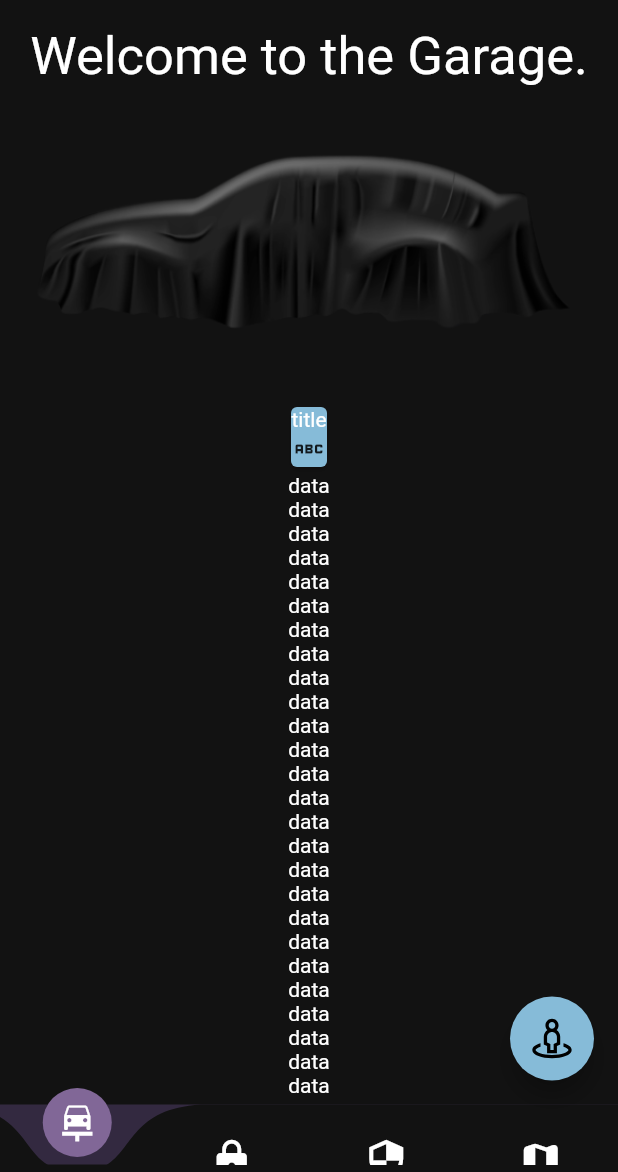
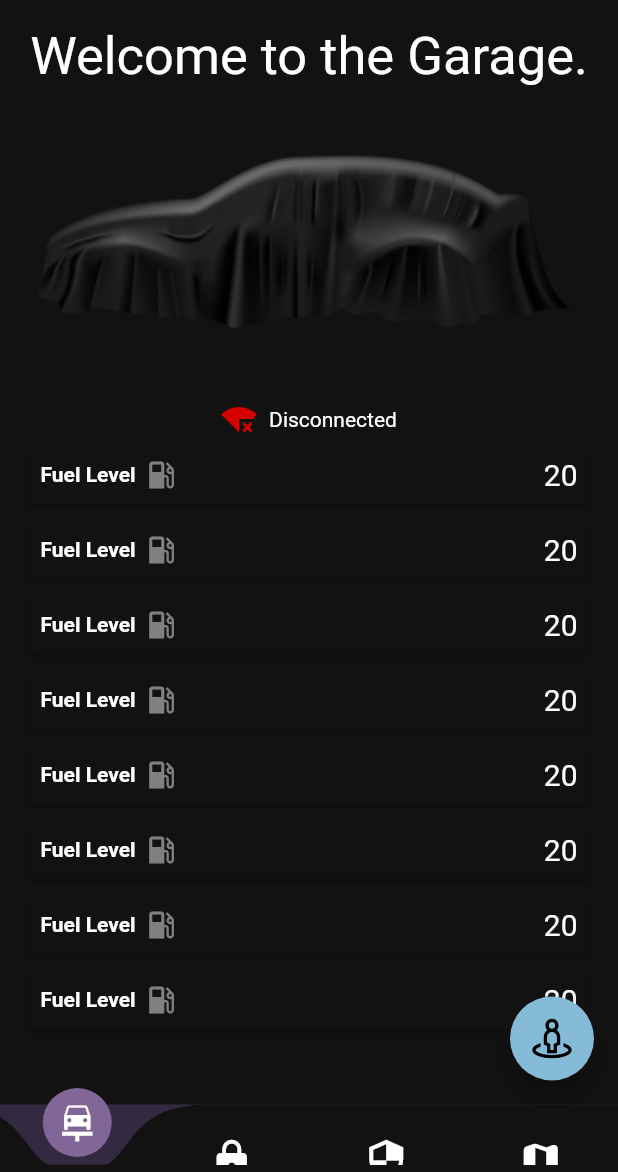
Before and after one commit to shrujanus/CEWITHack, a Flutter app: the screen it shows after launch, on a phone screen of 412 x 824 dp, the part 64-1236 px from its top. Run offline on Flutter 3.47's test engine with Material 2 defaults, Android fonts, the phone set to English and light mode, and no system bars; drawn by our look-alikes of curved_navigation_bar; our stand-ins replace flutter_svg, ionicons, line_icons; Roboto replaces fonts that are missing (Sura-Bold).

Commit message:
added gar page

```diff
--- a/lib/main.dart
+++ b/lib/main.dart
@@ -24,7 +24,7 @@ void main() {
           titleLarge: TextStyle(color: Colors.white)),
       scaffoldBackgroundColor: const Color(0xFF121212),
       primaryColor: const Color(0xFF332940),
-      cardColor: const Color(0xFF86bbd8),
+      cardColor: const Color(0xFF121212),
       appBarTheme: const AppBarTheme(
           backgroundColor: Color(0xFF121212),
           titleTextStyle: TextStyle(
--- a/lib/pages/garage.dart
+++ b/lib/pages/garage.dart
@@ -1,8 +1,11 @@
 import 'package:flutter/material.dart';
 import '../widget/info_card.dart';
+import 'package:line_icons/line_icons.dart';
+import 'package:ionicons/ionicons.dart';
 
 class garagePage extends StatelessWidget {
-  const garagePage({super.key});
+  garagePage({super.key});
+  bool isConnected = false;
 
   @override
   Widget build(BuildContext context) {
@@ -26,41 +29,102 @@ class garagePage extends StatelessWidget {
                         children: [
                           const Text('Welcome to the Garage.',
                               style: TextStyle(fontSize: 35)),
+                          Column(
+                            children: [
                               Image.asset(
                                 'assets/images/Car_gg.png',
                                 fit: BoxFit.cover,
                                 height: 250,
                                 width: 500,
+                              ),
+                              isConnected
+                                  ? Row(
+                                      mainAxisAlignment:
+                                          MainAxisAlignment.center,
+                                      children: const [
+                                        Icon(
+                                          Icons.signal_wifi_4_bar_outlined,
+                                          color: Color.fromARGB(255, 3, 186, 0),
+                                        ),
+                                        Padding(
+                                          padding: EdgeInsets.only(left: 8.0),
+                                          child: Text('Connected'),
+                                        )
+                                      ],
+                                    )
+                                  : Row(
+                                      mainAxisAlignment:
+                                          MainAxisAlignment.center,
+                                      children: const [
+                                        Icon(Icons.signal_wifi_bad_outlined,
+                                            color:
+                                                Color.fromARGB(255, 215, 0, 0)),
+                                        Padding(
+                                          padding: EdgeInsets.only(left: 8.0),
+                                          child: Text('Disconnected'),
+                                        )
+                                      ],
                                     )
                             ],
                           ),
-                      info_card(title: 'title', icon: Icon(Icons.abc)),
-                      Text('data'),
-                      Text('data'),
-                      Text('data'),
-                      Text('data'),
-                      Text('data'),
-                      Text('data'),
-                      Text('data'),
-                      Text('data'),
-                      Text('data'),
-                      Text('data'),
-                      Text('data'),
-                      Text('data'),
-                      Text('data'),
-                      Text('data'),
-                      Text('data'),
-                      Text('data'),
-                      Text('data'),
-                      Text('data'),
-                      Text('data'),
-                      Text('data'),
-                      Text('data'),
-                      Text('data'),
-                      Text('data'),
-                      Text('data'),
-                      Text('data'),
-                      Text('data'),
+                        ],
+                      ),
+                      info_card(
+                          title: 'Fuel Level',
+                          icon: const Icon(
+                            Icons.local_gas_station,
+                            color: Color(0xFF808080),
+                          ),
+                          value: '20'),
+                      info_card(
+                          title: 'Fuel Level',
+                          icon: const Icon(
+                            Icons.local_gas_station,
+                            color: Color(0xFF808080),
+                          ),
+                          value: '20'),
+                      info_card(
+                          title: 'Fuel Level',
+                          icon: const Icon(
+                            Icons.local_gas_station,
+                            color: Color(0xFF808080),
+                          ),
+                          value: '20'),
+                      info_card(
+                          title: 'Fuel Level',
+                          icon: const Icon(
+                            Icons.local_gas_station,
+                            color: Color(0xFF808080),
+                          ),
+                          value: '20'),
+                      info_card(
+                          title: 'Fuel Level',
+                          icon: const Icon(
+                            Icons.local_gas_station,
+                            color: Color(0xFF808080),
+                          ),
+                          value: '20'),
+                      info_card(
+                          title: 'Fuel Level',
+                          icon: const Icon(
+                            Icons.local_gas_station,
+                            color: Color(0xFF808080),
+                          ),
+                          value: '20'),
+                      info_card(
+                          title: 'Fuel Level',
+                          icon: const Icon(
+                            Icons.local_gas_station,
+                            color: Color(0xFF808080),
+                          ),
+                          value: '20'),
+                      info_card(
+                          title: 'Fuel Level',
+                          icon: const Icon(
+                            Icons.local_gas_station,
+                            color: Color(0xFF808080),
+                          ),
+                          value: '20'),
                     ],
                   ),
                 ),
--- a/lib/widget/info_card.dart
+++ b/lib/widget/info_card.dart
@@ -1,15 +1,45 @@
 import 'package:flutter/material.dart';
+import 'package:line_icons/line_icons.dart';
 
 class info_card extends StatelessWidget {
   String title;
   Icon icon;
-  info_card({required this.title, required this.icon});
+  String value;
+  info_card({required this.title, required this.icon, required this.value});
 
   @override
   Widget build(BuildContext context) {
     return Card(
+      margin: EdgeInsets.all(5),
+      elevation: 1,
       child: Column(
-        children: [Text(title), icon],
+        crossAxisAlignment: CrossAxisAlignment.stretch,
+        children: [
+          Padding(
+            padding: const EdgeInsets.all(8.0),
+            child: Row(
+              mainAxisAlignment: MainAxisAlignment.spaceBetween,
+              children: [
+                Row(
+                  children: [
+                    Text(
+                      title,
+                      style: const TextStyle(fontWeight: FontWeight.bold),
+                    ),
+                    Padding(
+                      padding: const EdgeInsets.only(left: 5.0),
+                      child: icon,
+                    ),
+                  ],
+                ),
+                Text(
+                  value,
+                  style: const TextStyle(fontSize: 20),
+                )
+              ],
+            ),
+          ),
+        ],
       ),
     );
   }
--- a/pubspec.yaml
+++ b/pubspec.yaml
@@ -35,6 +35,7 @@ dependencies:
   line_icons: ^2.0.1
   fullscreen: ^1.0.3
   flutter_svg: ^0.22.0
+  ionicons: ^0.2.2
 
   # The following adds the Cupertino Icons font to your application.
   # Use with the CupertinoIcons class for iOS style icons.
```
Also changed, not shown: pubspec.lock. Lines whose indentation alone changed are shown as unchanged.
